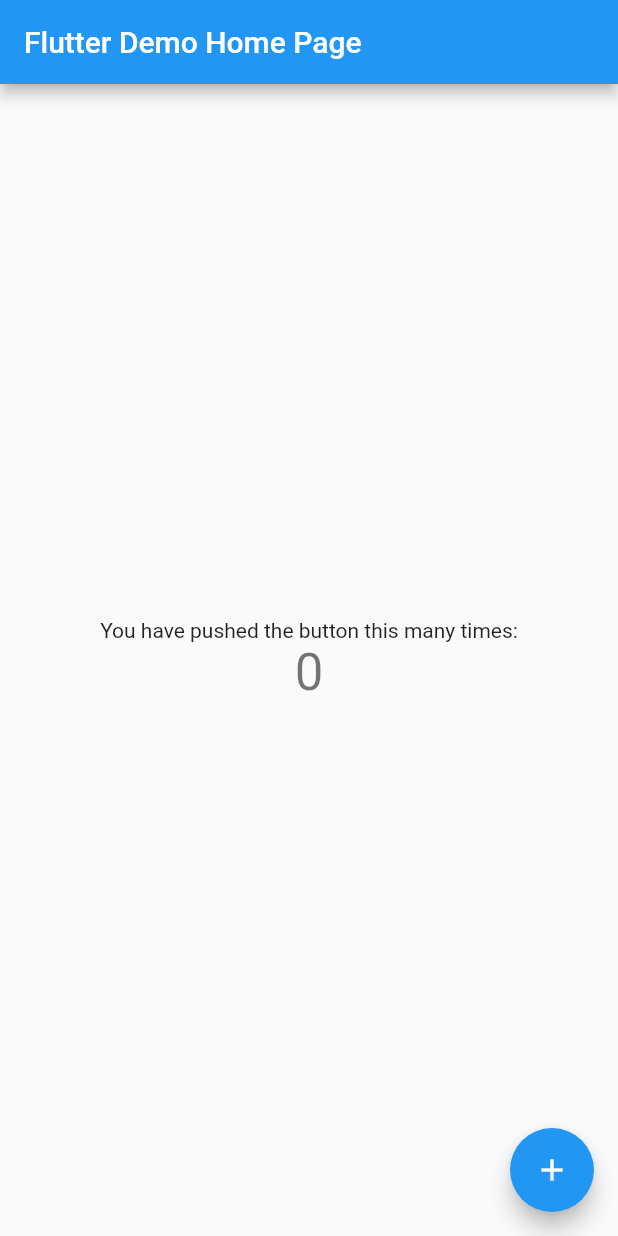
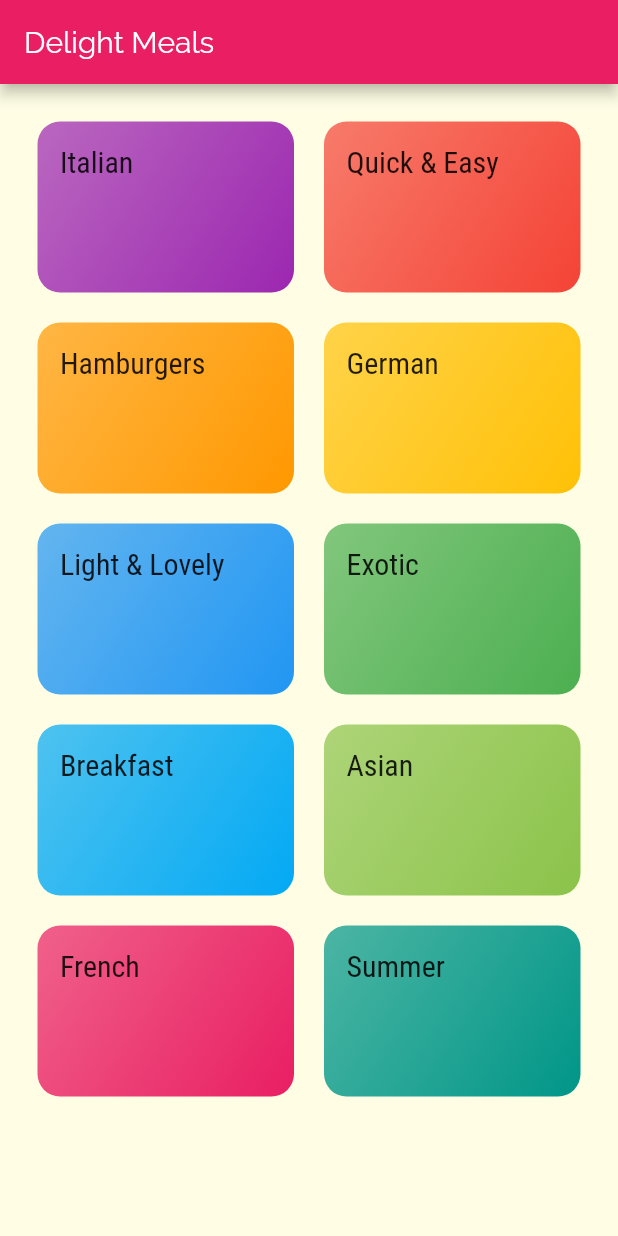
Before and after one commit to StylishSingh/mealsapp, a Flutter app: the screen it shows after launch, on a phone screen of 412 x 824 dp. Run offline on Flutter 3.47's test engine with Material 2 defaults, Android fonts, the phone set to English and light mode, and no system bars.

Commit message:
implemented category screeen

```diff
--- /dev/null
+++ b/lib/categories_screen.dart
@@ -0,0 +1,28 @@
+import 'package:flutter/material.dart';
+import 'package:mealsapp/category_item.dart';
+
+import 'dummy_data.dart';
+
+class CategoriesScreen extends StatelessWidget {
+  @override
+  Widget build(BuildContext context) {
+    return Scaffold(
+      appBar: AppBar(
+        title: const Text('Delight Meals'),
+      ),
+      body: GridView(
+        padding: EdgeInsets.all(25),
+        children: DUMMY_CATEGORIES.map(
+          (catData) {
+            return CategoryItem(catData.id, catData.title, catData.color);
+          },
+        ).toList(),
+        gridDelegate: SliverGridDelegateWithMaxCrossAxisExtent(
+            maxCrossAxisExtent: 200,
+            childAspectRatio: 3 / 2,
+            crossAxisSpacing: 20,
+            mainAxisSpacing: 20),
+      ),
+    );
+  }
+}
--- /dev/null
+++ b/lib/category_item.dart
@@ -0,0 +1,43 @@
+import 'package:flutter/material.dart';
+import 'package:mealsapp/category_meal_screen.dart';
+
+class CategoryItem extends StatelessWidget {
+  final String id;
+  final String title;
+  final Color color;
+
+  CategoryItem(
+    this.id,
+    this.title,
+    this.color,
+  );
+
+  void _selectCategory(BuildContext ctx) {
+    Navigator.of(ctx).push(MaterialPageRoute(builder: (_) {
+      return CategoryMealScreen(id, title);
+    }));
+  }
+
+  @override
+  Widget build(BuildContext context) {
+    return InkWell(
+      onTap: () => _selectCategory(context),
+      splashColor: Theme.of(context).primaryColor,
+      borderRadius: BorderRadius.circular(15),
+      child: Container(
+        padding: EdgeInsets.all(15),
+        child: Text(
+          title,
+          style: Theme.of(context).textTheme.headline6,
+        ),
+        decoration: BoxDecoration(
+          gradient: LinearGradient(colors: [
+            color.withOpacity(0.7),
+            color,
+          ], begin: Alignment.topLeft, end: Alignment.bottomRight),
+          borderRadius: BorderRadius.circular(15),
+        ),
+      ),
+    );
+  }
+}
--- /dev/null
+++ b/lib/category_meal_screen.dart
@@ -0,0 +1,20 @@
+import 'package:flutter/material.dart';
+
+class CategoryMealScreen extends StatelessWidget {
+  final String id;
+  final String category;
+
+  CategoryMealScreen(this.id, this.category);
+
+  @override
+  Widget build(BuildContext context) {
+    return Scaffold(
+      appBar: AppBar(
+        title: Text(category),
+      ),
+      body: Center(
+        child: Text('The Recipes for category'),
+      ),
+    );
+  }
+}
--- /dev/null
+++ b/lib/dummy_data.dart
@@ -0,0 +1,56 @@
+import 'package:flutter/material.dart';
+
+import './models/category.dart';
+
+const DUMMY_CATEGORIES = const [
+  Category(
+    id: 'c1',
+    title: 'Italian',
+    color: Colors.purple,
+  ),
+  Category(
+    id: 'c2',
+    title: 'Quick & Easy',
+    color: Colors.red,
+  ),
+  Category(
+    id: 'c3',
+    title: 'Hamburgers',
+    color: Colors.orange,
+  ),
+  Category(
+    id: 'c4',
+    title: 'German',
+    color: Colors.amber,
+  ),
+  Category(
+    id: 'c5',
+    title: 'Light & Lovely',
+    color: Colors.blue,
+  ),
+  Category(
+    id: 'c6',
+    title: 'Exotic',
+    color: Colors.green,
+  ),
+  Category(
+    id: 'c7',
+    title: 'Breakfast',
+    color: Colors.lightBlue,
+  ),
+  Category(
+    id: 'c8',
+    title: 'Asian',
+    color: Colors.lightGreen,
+  ),
+  Category(
+    id: 'c9',
+    title: 'French',
+    color: Colors.pink,
+  ),
+  Category(
+    id: 'c10',
+    title: 'Summer',
+    color: Colors.teal,
+  ),
+];
--- a/lib/main.dart
+++ b/lib/main.dart
@@ -1,4 +1,5 @@
 import 'package:flutter/material.dart';
+import 'package:mealsapp/categories_screen.dart';
 
 void main() {
   runApp(MyApp());
@@ -11,107 +12,24 @@ class MyApp extends StatelessWidget {
     return MaterialApp(
       title: 'Flutter Demo',
       theme: ThemeData(
-        // This is the theme of your application.
-        //
-        // Try running your application with "flutter run". You'll see the
-        // application has a blue toolbar. Then, without quitting the app, try
-        // changing the primarySwatch below to Colors.green and then invoke
-        // "hot reload" (press "r" in the console where you ran "flutter run",
-        // or simply save your changes to "hot reload" in a Flutter IDE).
-        // Notice that the counter didn't reset back to zero; the application
-        // is not restarted.
-        primarySwatch: Colors.blue,
-        // This makes the visual density adapt to the platform that you run
-        // the app on. For desktop platforms, the controls will be smaller and
-        // closer together (more dense) than on mobile platforms.
-        visualDensity: VisualDensity.adaptivePlatformDensity,
+        primarySwatch: Colors.pink,
+        accentColor: Colors.amber,
+        canvasColor: Color.fromRGBO(255, 254, 229, 1),
+        fontFamily: 'Raleway',
+        textTheme: ThemeData.light().textTheme.copyWith(
+              bodyText1: TextStyle(
+                color: Color.fromRGBO(20, 51, 51, 1),
+              ),
+              bodyText2: TextStyle(
+                color: Color.fromRGBO(20, 51, 51, 1),
+              ),
+              headline6: TextStyle(
+                fontSize: 20,
+                fontFamily: 'RobotoCondensed',
+              ),
+            ),
       ),
-      home: MyHomePage(title: 'Flutter Demo Home Page'),
+      home: CategoriesScreen(),
     );
   }
 }
-
-class MyHomePage extends StatefulWidget {
-  MyHomePage({Key key, this.title}) : super(key: key);
-
-  // This widget is the home page of your application. It is stateful, meaning
-  // that it has a State object (defined below) that contains fields that affect
-  // how it looks.
-
-  // This class is the configuration for the state. It holds the values (in this
-  // case the title) provided by the parent (in this case the App widget) and
-  // used by the build method of the State. Fields in a Widget subclass are
-  // always marked "final".
-
-  final String title;
-
-  @override
-  _MyHomePageState createState() => _MyHomePageState();
-}
-
-class _MyHomePageState extends State<MyHomePage> {
-  int _counter = 0;
-
-  void _incrementCounter() {
-    setState(() {
-      // This call to setState tells the Flutter framework that something has
-      // changed in this State, which causes it to rerun the build method below
-      // so that the display can reflect the updated values. If we changed
-      // _counter without calling setState(), then the build method would not be
-      // called again, and so nothing would appear to happen.
-      _counter++;
-    });
-  }
-
-  @override
-  Widget build(BuildContext context) {
-    // This method is rerun every time setState is called, for instance as done
-    // by the _incrementCounter method above.
-    //
-    // The Flutter framework has been optimized to make rerunning build methods
-    // fast, so that you can just rebuild anything that needs updating rather
-    // than having to individually change instances of widgets.
-    return Scaffold(
-      appBar: AppBar(
-        // Here we take the value from the MyHomePage object that was created by
-        // the App.build method, and use it to set our appbar title.
-        title: Text(widget.title),
-      ),
-      body: Center(
-        // Center is a layout widget. It takes a single child and positions it
-        // in the middle of the parent.
-        child: Column(
-          // Column is also a layout widget. It takes a list of children and
-          // arranges them vertically. By default, it sizes itself to fit its
-          // children horizontally, and tries to be as tall as its parent.
-          //
-          // Invoke "debug painting" (press "p" in the console, choose the
-          // "Toggle Debug Paint" action from the Flutter Inspector in Android
-          // Studio, or the "Toggle Debug Paint" command in Visual Studio Code)
-          // to see the wireframe for each widget.
-          //
-          // Column has various properties to control how it sizes itself and
-          // how it positions its children. Here we use mainAxisAlignment to
-          // center the children vertically; the main axis here is the vertical
-          // axis because Columns are vertical (the cross axis would be
-          // horizontal).
-          mainAxisAlignment: MainAxisAlignment.center,
-          children: <Widget>[
-            Text(
-              'You have pushed the button this many times:',
-            ),
-            Text(
-              '$_counter',
-              style: Theme.of(context).textTheme.headline4,
-            ),
-          ],
-        ),
-      ),
-      floatingActionButton: FloatingActionButton(
-        onPressed: _incrementCounter,
-        tooltip: 'Increment',
-        child: Icon(Icons.add),
-      ), // This trailing comma makes auto-formatting nicer for build methods.
-    );
-  }
-}
--- /dev/null
+++ b/lib/models/category.dart
@@ -0,0 +1,13 @@
+import 'package:flutter/material.dart';
+
+class Category {
+  final String id;
+  final String title;
+  final Color color;
+
+  const Category({
+    @required this.id,
+    @required this.title,
+    this.color = Colors.orange,
+  });
+}
```
Also changed, not shown: pubspec.yaml (+17 -6 lines), assets/fonts/Raleway-Black.ttf (added), assets/fonts/Raleway-Bold.ttf (added), assets/fonts/Raleway-Regular.ttf (added), assets/fonts/RobotoCondensed-Bold.ttf (added), assets/fonts/RobotoCondensed-Italic.ttf (added), assets/fonts/RobotoCondensed-Light.ttf (added), assets/fonts/RobotoCondensed-Regular.ttf (added).
